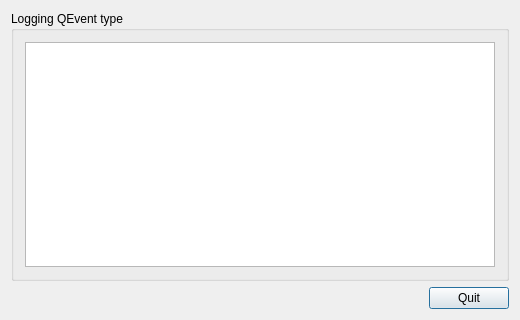
Mokolea/SimpleQtLogger, file examples/TestSimpleQtLoggerGui/dialog.ui: the form before one commit.
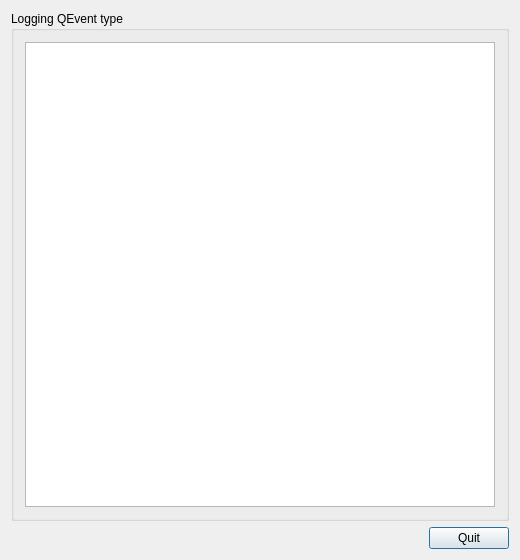
The form after the commit.

Commit message: Print event count

```diff
--- a/examples/TestSimpleQtLoggerGui/dialog.ui
+++ b/examples/TestSimpleQtLoggerGui/dialog.ui
@@ -7,7 +7,7 @@
     <x>0</x>
     <y>0</y>
     <width>520</width>
-    <height>320</height>
+    <height>560</height>
    </rect>
   </property>
   <property name="windowTitle">
```
The commit also changes 1 other file.
